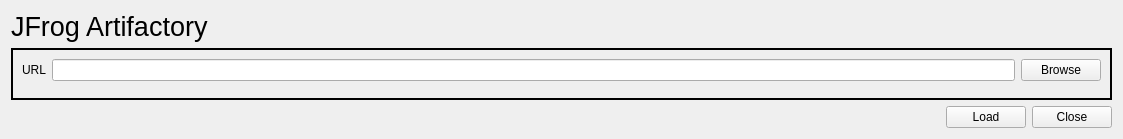
First picture: the form in gui/jfrog.ui, repository jonngo/opt_version_checker, before the edit.
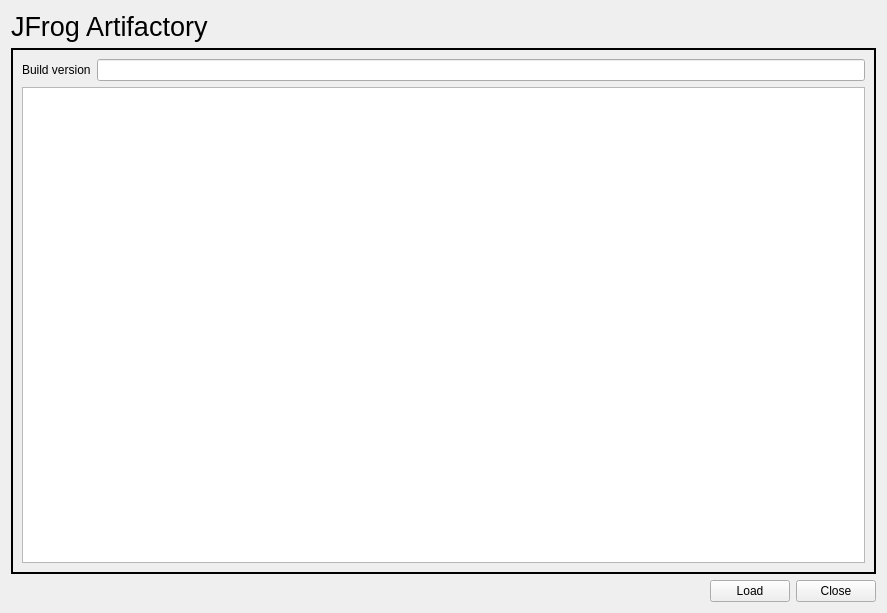
Second picture: the form after the edit.

Commit message: Can read from Jfrog and populate the tables.

```diff
--- a/gui/jfrog.ui
+++ b/gui/jfrog.ui
@@ -6,8 +6,8 @@
    <rect>
     <x>0</x>
     <y>0</y>
-    <width>1123</width>
-    <height>139</height>
+    <width>887</width>
+    <height>613</height>
    </rect>
   </property>
   <property name="windowTitle">
@@ -41,39 +41,18 @@
       <number>2</number>
      </property>
      <layout class="QGridLayout" name="gridLayout">
-      <item row="0" column="2">
-       <widget class="QPushButton" name="jfrog_browse_push_button">
-        <property name="text">
-         <string>Browse</string>
-        </property>
-       </widget>
-      </item>
       <item row="0" column="0">
        <widget class="QLabel" name="jfrog_label">
         <property name="text">
-         <string>URL</string>
+         <string>Build version</string>
         </property>
        </widget>
       </item>
       <item row="0" column="1">
-       <widget class="QLineEdit" name="jfrog_line_edit">
-        <property name="enabled">
-         <bool>true</bool>
-        </property>
-       </widget>
+       <widget class="QLineEdit" name="jfrog_build_ver_line_edit"/>
       </item>
-      <item row="1" column="0">
-       <spacer name="verticalSpacer">
-        <property name="orientation">
-         <enum>Qt::Vertical</enum>
-        </property>
-        <property name="sizeHint" stdset="0">
-         <size>
-          <width>20</width>
-          <height>40</height>
-         </size>
-        </property>
-       </spacer>
+      <item row="1" column="0" colspan="2">
+       <widget class="QTableView" name="jfrog_all_tableview"/>
       </item>
      </layout>
     </widget>
```
Left out of the diff: 21 changed lines with no effect on the pictures. The commit also changes 3 other files.
